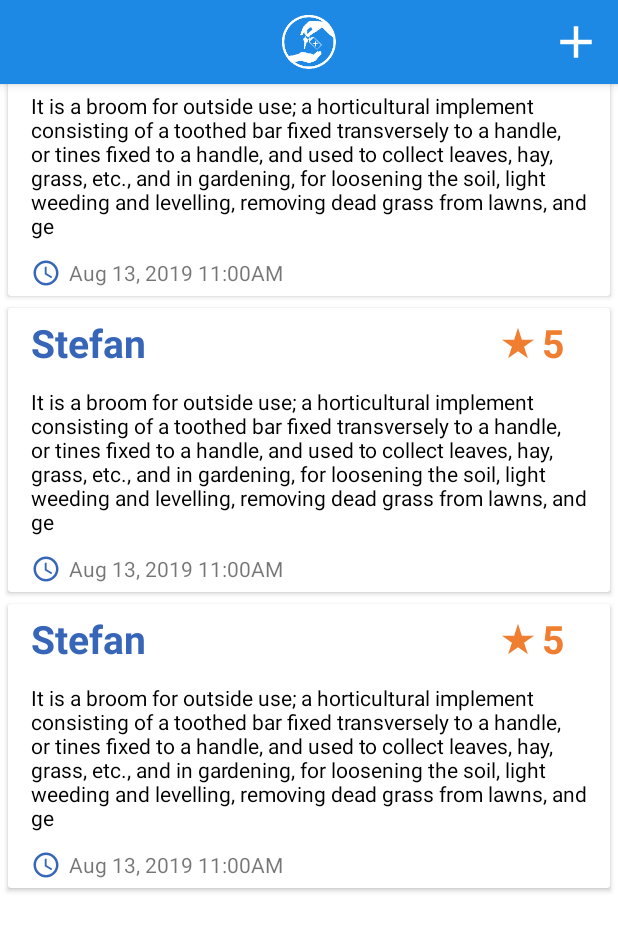
After one commit to ValeriuLanga/Collective_Project_934, an Android app: the layout fragment_reviews.xml on its own in the app's theme, with its tools: preview values and no code run, on a phone screen of 412 x 824 dp. The commit adds this screen. Shown: the top 931 px of the screen. Run offline under Robolectric (Android 15) with nearby library versions, the phone set to English and light mode, and no system bars.

Commit message:
Implemented reviews screen

```diff
--- /dev/null
+++ b/ItemRental-Android/app/src/main/res/drawable/ic_clock.xml
@@ -0,0 +1,12 @@
+<vector xmlns:android="http://schemas.android.com/apk/res/android"
+    android:width="24dp"
+    android:height="24dp"
+    android:viewportWidth="24"
+    android:viewportHeight="24">
+  <path
+      android:fillColor="#FF000000"
+      android:pathData="M11.99,2C6.47,2 2,6.48 2,12s4.47,10 9.99,10C17.52,22 22,17.52 22,12S17.52,2 11.99,2zM12,20c-4.42,0 -8,-3.58 -8,-8s3.58,-8 8,-8 8,3.58 8,8 -3.58,8 -8,8z"/>
+  <path
+      android:fillColor="#FF000000"
+      android:pathData="M12.5,7H11v6l5.25,3.15 0.75,-1.23 -4.5,-2.67z"/>
+</vector>
--- /dev/null
+++ b/ItemRental-Android/app/src/main/res/drawable/ic_star.xml
@@ -0,0 +1,4 @@
+<vector android:height="24dp" android:viewportHeight="18"
+    android:viewportWidth="18" android:width="24dp" xmlns:android="http://schemas.android.com/apk/res/android">
+    <path android:fillColor="#FF000000" android:pathData="M9,11.3l3.71,2.7 -1.42,-4.36L15,7h-4.55L9,2.5 7.55,7H3l3.71,2.64L5.29,14z"/>
+</vector>
--- a/ItemRental-Android/app/src/main/res/layout/fragment_details.xml
+++ b/ItemRental-Android/app/src/main/res/layout/fragment_details.xml
@@ -65,7 +65,7 @@
                 android:textColor="@color/colorAccent"
                 android:textSize="26sp"
                 android:textStyle="bold"
-                app:layout_constraintRight_toRightOf="parent"
+                app:layout_constraintEnd_toEndOf="parent"
                 app:layout_constraintTop_toTopOf="parent" />
 
             <TextView
--- /dev/null
+++ b/ItemRental-Android/app/src/main/res/layout/fragment_reviews.xml
@@ -0,0 +1,73 @@
+<?xml version="1.0" encoding="utf-8"?>
+<androidx.constraintlayout.widget.ConstraintLayout xmlns:android="http://schemas.android.com/apk/res/android"
+    xmlns:app="http://schemas.android.com/apk/res-auto"
+    xmlns:tools="http://schemas.android.com/tools"
+    android:layout_width="match_parent"
+    android:layout_height="match_parent">
+
+    <com.google.android.material.appbar.AppBarLayout
+        android:id="@+id/reviewsAppBarLayout"
+        android:layout_width="match_parent"
+        android:layout_height="?android:attr/actionBarSize"
+        app:layout_constraintTop_toTopOf="parent">
+
+        <androidx.appcompat.widget.Toolbar
+            android:id="@+id/reviewsToolbar"
+            android:layout_width="match_parent"
+            android:layout_height="match_parent"
+            app:contentInsetStart="0dp">
+
+            <androidx.constraintlayout.widget.ConstraintLayout
+                android:layout_width="match_parent"
+                android:layout_height="match_parent">
+
+                <androidx.appcompat.widget.AppCompatImageView
+                    android:layout_width="wrap_content"
+                    android:layout_height="wrap_content"
+                    android:src="@mipmap/ic_logo_foreground"
+                    android:tint="@color/white"
+                    app:layout_constraintBottom_toBottomOf="parent"
+                    app:layout_constraintEnd_toEndOf="parent"
+                    app:layout_constraintStart_toStartOf="parent"
+                    app:layout_constraintTop_toTopOf="parent" />
+
+                <androidx.appcompat.widget.AppCompatImageView
+                    android:id="@+id/reviewsAddButton"
+                    android:layout_width="?android:attr/actionBarSize"
+                    android:layout_height="0dp"
+                    android:padding="10dp"
+                    android:src="@drawable/ic_add"
+                    android:tint="@color/white"
+                    app:layout_constraintBottom_toBottomOf="parent"
+                    app:layout_constraintEnd_toEndOf="parent"
+                    app:layout_constraintTop_toTopOf="parent" />
+            </androidx.constraintlayout.widget.ConstraintLayout>
+        </androidx.appcompat.widget.Toolbar>
+    </com.google.android.material.appbar.AppBarLayout>
+
+    <androidx.swiperefreshlayout.widget.SwipeRefreshLayout
+        android:id="@+id/reviewsSwipeRefreshLayout"
+        android:layout_width="match_parent"
+        android:layout_height="0dp"
+        app:layout_constraintBottom_toBottomOf="parent"
+        app:layout_constraintEnd_toEndOf="parent"
+        app:layout_constraintStart_toStartOf="parent"
+        app:layout_constraintTop_toBottomOf="@id/listAppBarLayout">
+
+        <androidx.recyclerview.widget.RecyclerView
+            android:id="@+id/reviewsRecyclerView"
+            android:layout_width="match_parent"
+            android:layout_height="match_parent"
+            tools:listitem="@layout/item_review" />
+    </androidx.swiperefreshlayout.widget.SwipeRefreshLayout>
+
+    <proiectcolectiv.g934.itemrental.utils.EmptyLayout
+        android:id="@+id/reviewsEmptyLayout"
+        android:layout_width="0dp"
+        android:layout_height="0dp"
+        android:visibility="gone"
+        app:layout_constraintBottom_toBottomOf="@id/listSwipeRefreshLayout"
+        app:layout_constraintEnd_toEndOf="parent"
+        app:layout_constraintStart_toStartOf="parent"
+        app:layout_constraintTop_toTopOf="@id/listSwipeRefreshLayout" />
+</androidx.constraintlayout.widget.ConstraintLayout>
--- a/ItemRental-Android/app/src/main/res/layout/item_rentableitem_details.xml
+++ b/ItemRental-Android/app/src/main/res/layout/item_rentableitem_details.xml
@@ -20,7 +20,7 @@
             style="?android:attr/textAppearanceLarge"
             android:layout_width="wrap_content"
             android:layout_height="wrap_content"
-            android:textColor="@color/colorAccent"
+            android:textColor="@color/colorPrimaryDark"
             android:textSize="20sp"
             android:textStyle="bold"
             app:layout_constraintEnd_toEndOf="parent"
@@ -55,7 +55,7 @@
             android:layout_width="20dp"
             android:layout_height="20dp"
             android:src="@drawable/ic_user"
-            android:tint="@color/colorPrimaryDark"
+            android:tint="@color/colorAccent"
             app:layout_constraintBottom_toBottomOf="parent"
             app:layout_constraintEnd_toStartOf="@id/userTextView"
             app:layout_constraintHorizontal_chainStyle="packed"
--- /dev/null
+++ b/ItemRental-Android/app/src/main/res/layout/item_review.xml
@@ -0,0 +1,90 @@
+<?xml version="1.0" encoding="utf-8"?>
+<androidx.cardview.widget.CardView xmlns:android="http://schemas.android.com/apk/res/android"
+    xmlns:app="http://schemas.android.com/apk/res-auto"
+    xmlns:tools="http://schemas.android.com/tools"
+    android:layout_width="match_parent"
+    android:layout_height="wrap_content"
+    android:layout_marginStart="5dp"
+    android:layout_marginTop="8dp"
+    android:layout_marginEnd="5dp">
+
+    <androidx.constraintlayout.widget.ConstraintLayout
+        android:layout_width="match_parent"
+        android:layout_height="wrap_content"
+        android:layout_marginStart="15dp"
+        android:layout_marginTop="5dp"
+        android:layout_marginEnd="15dp"
+        android:layout_marginBottom="5dp">
+
+        <TextView
+            android:id="@+id/reviewOwnerName"
+            android:layout_width="wrap_content"
+            android:layout_height="wrap_content"
+            android:text="Stefan"
+            android:textColor="@color/colorPrimaryDark"
+            android:textSize="26sp"
+            android:textStyle="bold"
+            app:layout_constraintLeft_toLeftOf="parent"
+            app:layout_constraintTop_toTopOf="parent" />
+
+        <ImageView
+            android:id="@+id/reviewRatingStarIcon"
+            android:layout_width="32dp"
+            android:layout_height="32dp"
+            android:src="@drawable/ic_star"
+            android:tint="@color/colorAccent"
+            app:layout_constraintBottom_toBottomOf="@id/reviewOwnerName"
+            app:layout_constraintEnd_toStartOf="@id/reviewRatingTextView"
+            tools:ignore="ContentDescription"
+            tools:layout_editor_absoluteY="204dp" />
+
+        <TextView
+            android:id="@+id/reviewRatingTextView"
+            android:layout_width="wrap_content"
+            android:layout_height="wrap_content"
+            android:layout_marginStart="15dp"
+            android:layout_marginEnd="15dp"
+            android:text="5"
+            android:textColor="@color/colorAccent"
+            android:textSize="26sp"
+            android:textStyle="bold"
+            app:layout_constraintEnd_toEndOf="parent"
+            app:layout_constraintTop_toTopOf="parent" />
+
+        <TextView
+            android:id="@+id/reviewTextTextView"
+            android:layout_width="match_parent"
+            android:layout_height="wrap_content"
+            android:layout_marginTop="12dp"
+            android:hint="@string/description"
+            android:maxLength="300"
+            android:maxLines="10"
+            android:text="It is a broom for outside use; a horticultural implement consisting of a toothed bar fixed transversely to a handle, or tines fixed to a handle, and used to collect leaves, hay, grass, etc., and in gardening, for loosening the soil, light weeding and levelling, removing dead grass from lawns, and generally for purposes performed in agriculture by the harrow."
+            android:textColor="@color/black"
+            app:layout_constraintStart_toStartOf="@id/reviewOwnerName"
+            app:layout_constraintTop_toBottomOf="@id/reviewOwnerName" />
+
+        <ImageView
+            android:id="@+id/clockIcon"
+            android:layout_width="20dp"
+            android:layout_height="20dp"
+            android:layout_marginTop="12dp"
+            android:src="@drawable/ic_clock"
+            android:tint="@color/colorPrimaryDark"
+            app:layout_constraintStart_toStartOf="@id/reviewOwnerName"
+            app:layout_constraintTop_toBottomOf="@id/reviewTextTextView"
+            tools:ignore="ContentDescription"
+            tools:layout_editor_absoluteY="204dp" />
+
+        <TextView
+            android:id="@+id/reviewPostedTimeTextView"
+            android:layout_width="wrap_content"
+            android:layout_height="wrap_content"
+            android:layout_marginStart="5dp"
+            android:text="Aug 13, 2019 11:00AM"
+            app:layout_constraintStart_toEndOf="@id/clockIcon"
+            app:layout_constraintTop_toTopOf="@id/clockIcon" />
+
+    </androidx.constraintlayout.widget.ConstraintLayout>
+
+</androidx.cardview.widget.CardView>
```
Also changed, not shown: 3 other files.
